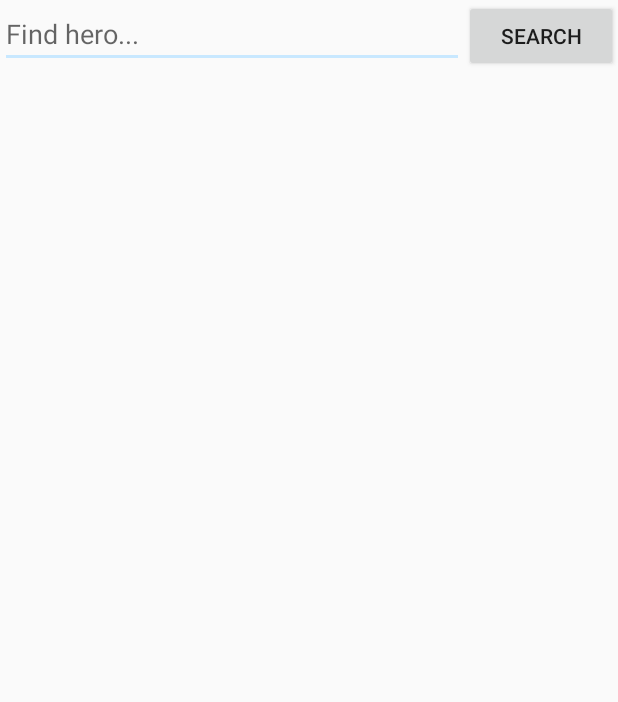
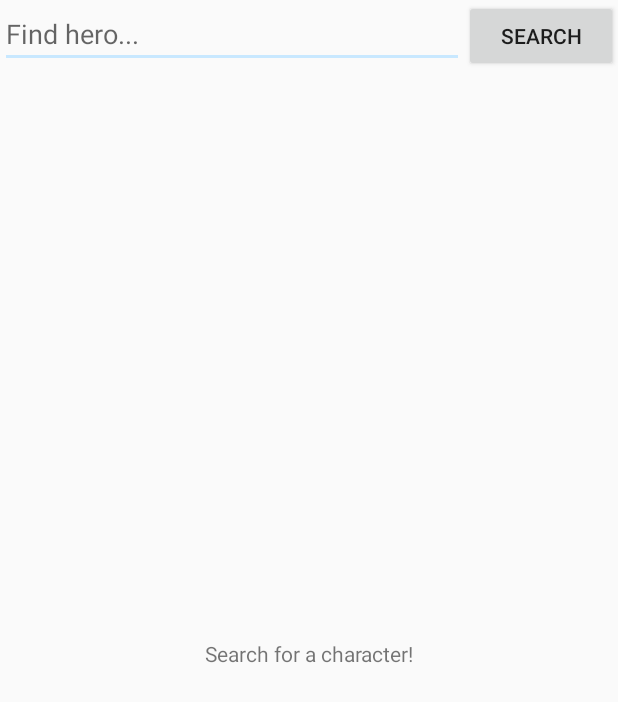
Before and after one commit to bukdiah/MarvelHeroSearch, an Android app: the screen it shows after launch (MainActivity), on a phone screen of 412 x 824 dp. Shown: the top 702 px of the screen. Run offline under Robolectric (Android 15) with nearby library versions, the phone set to English and light mode, and no system bars; libraries missing offline, so code that uses them is left out: jp.wasabeef.recyclerview, retrofit2.adapter.rxjava, rx.android.schedulers, rx.functions, rx.schedulers and 1 more; 2 statements that could not run were skipped.

Commit message:
Have an "empty view" for the RecyclerView if no results are found

```diff
--- a/app/src/main/java/com/kevin/marvellookup/MainActivity.java
+++ b/app/src/main/java/com/kevin/marvellookup/MainActivity.java
@@ -92,6 +92,7 @@ public class MainActivity extends AppCompatActivity {
     private int charId;
 
     private boolean connection = false;
+    private TextView emptyView;
 
     @Override
     protected void onDestroy() {
@@ -168,6 +169,11 @@ public class MainActivity extends AppCompatActivity {
 
 
         recyclerView = (RecyclerView) findViewById(R.id.rv);
+        recyclerView.setVisibility(View.GONE);
+
+        emptyView = (TextView) findViewById(R.id.empty_view);
+        emptyView.setVisibility(View.VISIBLE);
+
         LinearLayoutManager llm = new LinearLayoutManager(this);
         recyclerView.setLayoutManager(llm);
 
@@ -299,6 +305,18 @@ public class MainActivity extends AppCompatActivity {
                                             current.imageURL = imageURL;
                                             current.charId = charId;
                                             heroes.add(current);
+                                        }
+
+                                        if(heroes.isEmpty())
+                                        {
+                                            recyclerView.setVisibility(View.GONE);
+                                            emptyView.setVisibility(View.VISIBLE);
+                                            emptyView.setText("No results found :(");
+                                        }
+                                        else
+                                        {
+                                            recyclerView.setVisibility(View.VISIBLE);
+                                            emptyView.setVisibility(View.GONE);
                                         }
                                         adapter = new HeroAdapter(context, heroes);
 
--- a/app/src/main/res/layout/bio_fragment.xml
+++ b/app/src/main/res/layout/bio_fragment.xml
@@ -15,7 +15,7 @@
             android:id="@+id/tvBio"
             android:layout_width="wrap_content"
             android:layout_height="wrap_content"
-            android:textSize="12dp"
+            android:textSize="12sp"
             />
 
     </ScrollView>
--- a/app/src/main/res/layout/main_activity_layout.xml
+++ b/app/src/main/res/layout/main_activity_layout.xml
@@ -33,6 +33,15 @@
         android:id="@+id/rv"
         />
 
+    <TextView
+        android:id="@+id/empty_view"
+        android:layout_width="match_parent"
+        android:layout_height="match_parent"
+        android:gravity="center"
+        android:visibility="gone"
+        android:textSize="14sp"
+        android:text="@string/search_for_a_character" />
+
 
 
 
--- a/app/src/main/res/values/strings.xml
+++ b/app/src/main/res/values/strings.xml
@@ -2,4 +2,5 @@
     <string name="app_name">Marvel Lookup</string>
     <string name="find_hero">Find hero...</string>
     <string name="btn_search_text">Search</string>
+    <string name="search_for_a_character">Search for a character!</string>
 </resources>
```
